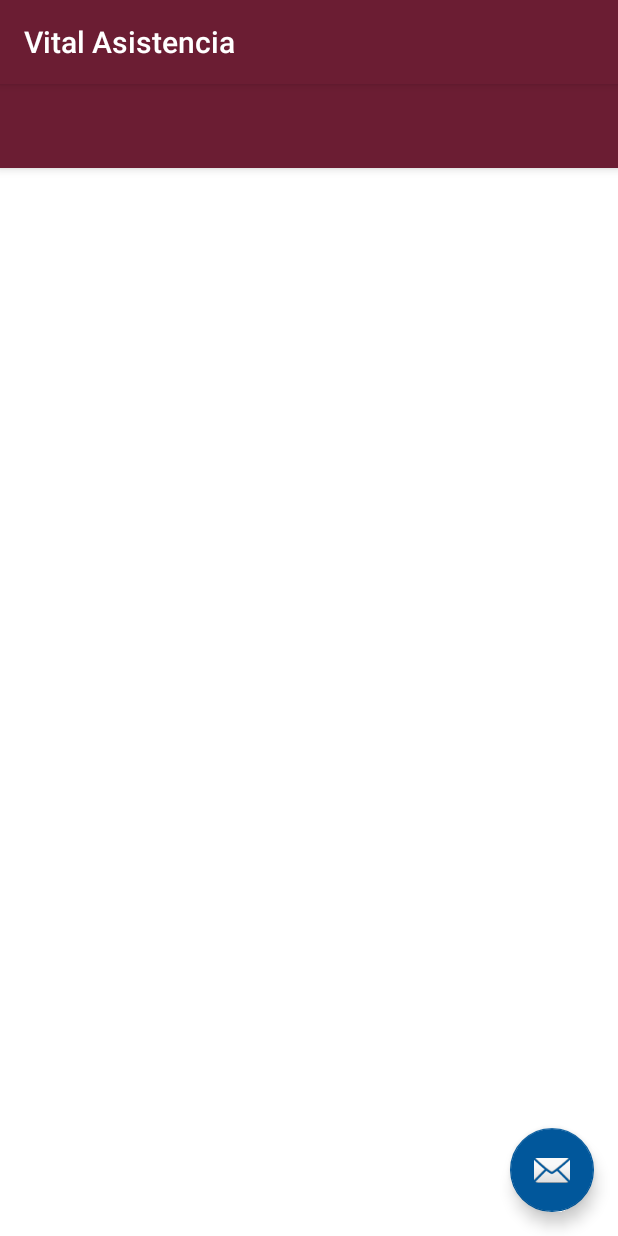
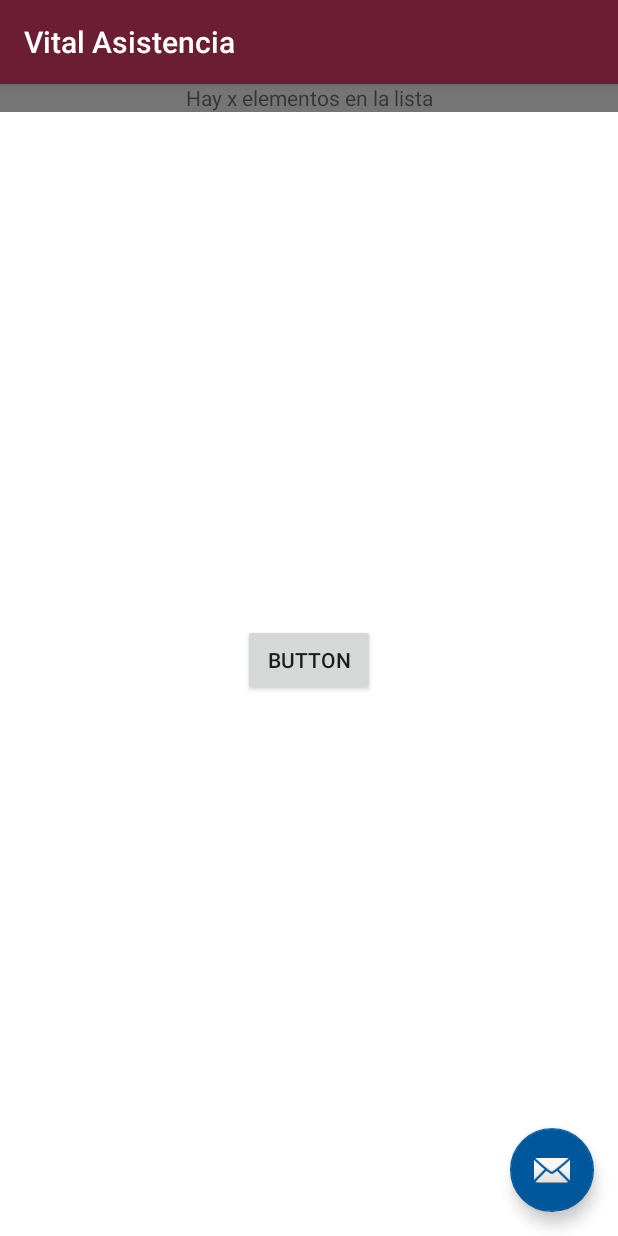
Before and after one commit to Varo95/Vital-Asistencia, an Android app: the screen it shows after launch (MainActivity), on a phone screen of 412 x 824 dp. Run offline under Robolectric (Android 15) with nearby library versions, the light colour scheme and no system bars.

Commit message:
Splashscreen ahora compatibible para móviles con android 6.0.x e inferiores. Añadido un textlabel, ahora muestra el mainactivity como debería. Botón central sin funcionalidad, posible eliminación en el siguiente commit

```diff
--- a/app/src/main/java/com/vitalasistencia/MainActivity.java
+++ b/app/src/main/java/com/vitalasistencia/MainActivity.java
@@ -5,6 +5,7 @@ import android.os.Bundle;
 import android.util.Log;
 
 import androidx.appcompat.app.AppCompatActivity;
+import androidx.appcompat.widget.Toolbar;
 
 import com.google.android.material.floatingactionbutton.FloatingActionButton;
 
@@ -15,7 +16,7 @@ public class MainActivity extends AppCompatActivity {
     @Override
     protected void onCreate(Bundle savedInstanceState) {
         Log.d(TAG, "Starting onCreate");
-        setTheme(R.style.AppTheme);
+        setTheme(R.style.AppTheme_NoActionBar);
         try {
             Thread.sleep(2000);
         } catch (InterruptedException e) {
@@ -23,8 +24,8 @@ public class MainActivity extends AppCompatActivity {
         }
         super.onCreate(savedInstanceState);
         setContentView(R.layout.activity_main);
-        //Toolbar toolbar = findViewById(R.id.toolbar);
-        //setSupportActionBar(toolbar);
+        Toolbar toolbar = findViewById(R.id.toolbar);
+        setSupportActionBar(toolbar);
 
         FloatingActionButton fab = findViewById(R.id.fab);
     }
--- /dev/null
+++ b/app/src/main/res/drawable-v23/splashscreen.xml
@@ -0,0 +1,12 @@
+<?xml version="1.0" encoding="utf-8"?>
+<layer-list xmlns:android="http://schemas.android.com/apk/res/android">
+    <item android:drawable="@color/background"></item>
+    <item
+        android:width="110dp"
+        android:height="111dp"
+        android:drawable="@color/background_splash"
+        android:gravity="center" />
+    <item
+        android:drawable="@drawable/ic_vital"
+        android:gravity="center" />
+</layer-list>
--- a/app/src/main/res/drawable/ic_vital.xml
+++ b/app/src/main/res/drawable/ic_vital.xml
@@ -1,6 +1,6 @@
 <vector xmlns:android="http://schemas.android.com/apk/res/android"
-    android:width="220dp"
-    android:height="221dp"
+    android:width="110dp"
+    android:height="111dp"
     android:viewportWidth="220"
     android:viewportHeight="221">
     <path
@@ -8,7 +8,7 @@
         android:pathData="M3.7,5.1c-0.4,1.3 -0.7,49.5 -0.7,107l0,104.6 14.3,0.6c18,0.9 28.2,0.9 29,0.1 0.3,-0.4 -0.7,-2.5 -2.2,-4.8 -9,-13.1 -12.4,-25.1 -12.4,-43.6 0,-11.7 0.4,-14.7 2.7,-22.5 2.6,-8.7 8.8,-20.8 12,-23.5 2.8,-2.2 1.8,-3.5 -2.9,-3.7 -5.2,-0.2 -8.9,-2 -12.7,-6 -5.6,-5.8 -6.5,-15.6 -2.3,-22.9 3.4,-5.8 11.5,-9.9 18.1,-9.1 12.5,1.4 20.7,14.9 16,26.2 -1.3,3.1 -1.3,3.5 0.1,3.5 2,-0 3.6,-1.4 31.7,-27.4l23.9,-22.1 -5.6,-0.7c-11.2,-1.4 -18,-8.8 -17.8,-19.4 0,-6.1 1.6,-9.6 6,-13.8 7,-6.7 20.7,-6.2 27.3,1.1 4.5,4.9 6.2,15.3 3.3,20.3 -0.8,1.4 -1.4,2.8 -1.5,3.2 0,0.5 2.7,0.8 6,0.8 9.6,-0 11.8,1.7 29.3,22.2 22.7,26.7 22.9,27 23.5,32.9 0.6,6.3 -1.2,12 -4.9,15.5 -3.2,3.1 -3.6,4.4 -1.4,4.4 2.9,-0 8.4,6.1 10.5,11.7 2,5.5 2.1,7.1 1.8,42l-0.3,36.3 11.6,-0 11.6,-0 0.6,-106.7c0.3,-58.7 0.4,-107 0.1,-107.2 -0.3,-0.3 -48.5,-0.7 -107.3,-0.9l-106.8,-0.5 -0.6,2.4z"
         android:strokeColor="#00000000" />
     <path
-        android:fillColor="#000000"
+        android:fillColor="#2196F3"
         android:pathData="M116.4,89.9c-2.1,2 -9.2,8.5 -15.6,14.5l-11.7,10.8 5.5,6.2c6.1,6.7 11.3,16.6 14,26.6 2.4,8.9 2.5,32.9 0.1,41.6 -2.3,8.4 -6.3,17 -10.3,22.5 -1.9,2.6 -3.4,4.9 -3.4,5.3 0,0.3 16,0.6 35.6,0.6 33.5,-0 35.6,-0.1 34.8,-1.8 -1,-2.2 -2.2,-29.5 -2.3,-52.3 -0.1,-18.6 0.9,-25.1 4.9,-30.1 2.2,-2.9 1.8,-3.8 -1.9,-3.8 -6.2,-0 -10.4,-3.6 -27.2,-23.4 -9,-10.7 -16.9,-19.7 -17.5,-19.9 -0.6,-0.3 -2.8,1.1 -5,3.2z"
         android:strokeColor="#00000000" />
 </vector>
--- a/app/src/main/res/layout-land/content_main.xml
+++ b/app/src/main/res/layout-land/content_main.xml
@@ -1,4 +1,17 @@
 <?xml version="1.0" encoding="utf-8"?>
 <androidx.constraintlayout.widget.ConstraintLayout xmlns:android="http://schemas.android.com/apk/res/android"
+    xmlns:app="http://schemas.android.com/apk/res-auto"
     android:layout_width="match_parent"
-    android:layout_height="match_parent" />
+    android:layout_height="match_parent">
+
+    <Button
+        android:id="@+id/button"
+        android:layout_width="wrap_content"
+        android:layout_height="wrap_content"
+        android:text="Button"
+        app:layout_constraintBottom_toBottomOf="parent"
+        app:layout_constraintEnd_toEndOf="parent"
+        app:layout_constraintStart_toStartOf="parent"
+        app:layout_constraintTop_toTopOf="parent" />
+
+</androidx.constraintlayout.widget.ConstraintLayout>
--- a/app/src/main/res/layout/activity_main.xml
+++ b/app/src/main/res/layout/activity_main.xml
@@ -23,8 +23,20 @@
     </com.google.android.material.appbar.AppBarLayout>
 
     <include
+        android:id="@+id/include"
         layout="@layout/content_main"
         android:backgroundTint="#FFFFFF" />
+
+    <TextView
+        android:id="@+id/textView"
+        android:layout_width="match_parent"
+        android:layout_height="wrap_content"
+        android:layout_marginTop="55dp"
+        android:background="#757575"
+        android:text="Hay x elementos en la lista"
+        android:textAlignment="center"
+        app:layout_anchor="@+id/include"
+        app:layout_anchorGravity="top" />
 
     <com.google.android.material.floatingactionbutton.FloatingActionButton
         android:id="@+id/fab"
--- a/app/src/main/res/layout/content_main.xml
+++ b/app/src/main/res/layout/content_main.xml
@@ -3,4 +3,15 @@
     xmlns:app="http://schemas.android.com/apk/res-auto"
     android:layout_width="match_parent"
     android:layout_height="match_parent"
-    app:layout_behavior="@string/appbar_scrolling_view_behavior" />
+    app:layout_behavior="@string/appbar_scrolling_view_behavior">
+
+    <Button
+        android:id="@+id/button2"
+        android:layout_width="wrap_content"
+        android:layout_height="wrap_content"
+        android:text="Button"
+        app:layout_constraintBottom_toBottomOf="parent"
+        app:layout_constraintEnd_toEndOf="parent"
+        app:layout_constraintStart_toStartOf="parent"
+        app:layout_constraintTop_toTopOf="parent" />
+</androidx.constraintlayout.widget.ConstraintLayout>
--- a/app/src/main/res/values/styles.xml
+++ b/app/src/main/res/values/styles.xml
@@ -14,7 +14,14 @@
         <item name="colorAccent">@color/light_blue_900</item>
     </style>
 
+    <style name="AppTheme.NoActionBar" parent="AppTheme">
+        <item name="windowActionBar">false</item>
+        <item name="windowNoTitle">true</item>
+    </style>
+
     <style name="SplashTheme" parent="AppTheme">
         <item name="android:windowBackground">@drawable/splashscreen</item>
+        <item name="windowActionBar">false</item>
+        <item name="windowNoTitle">true</item>
     </style>
 </resources>
```
